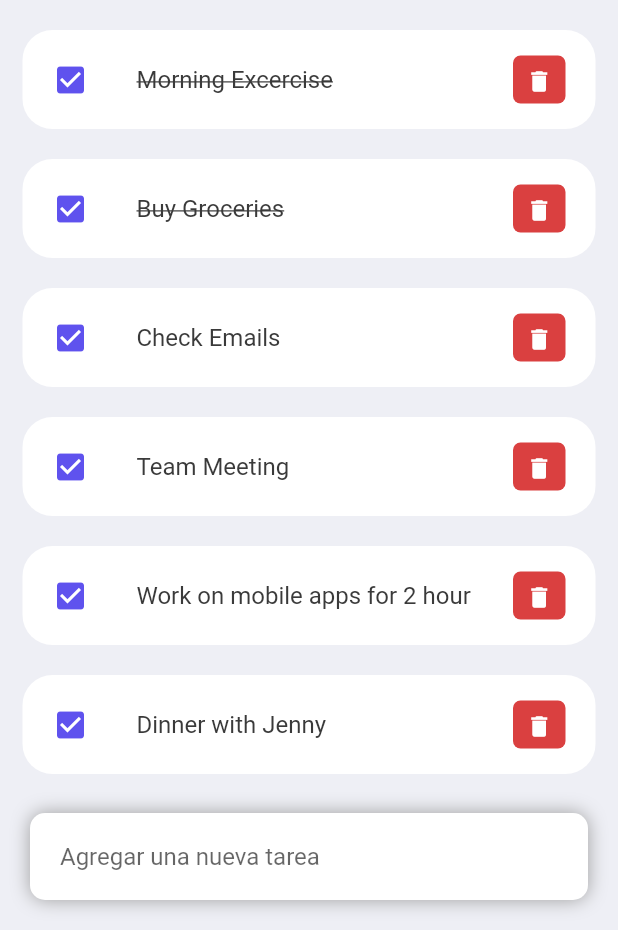
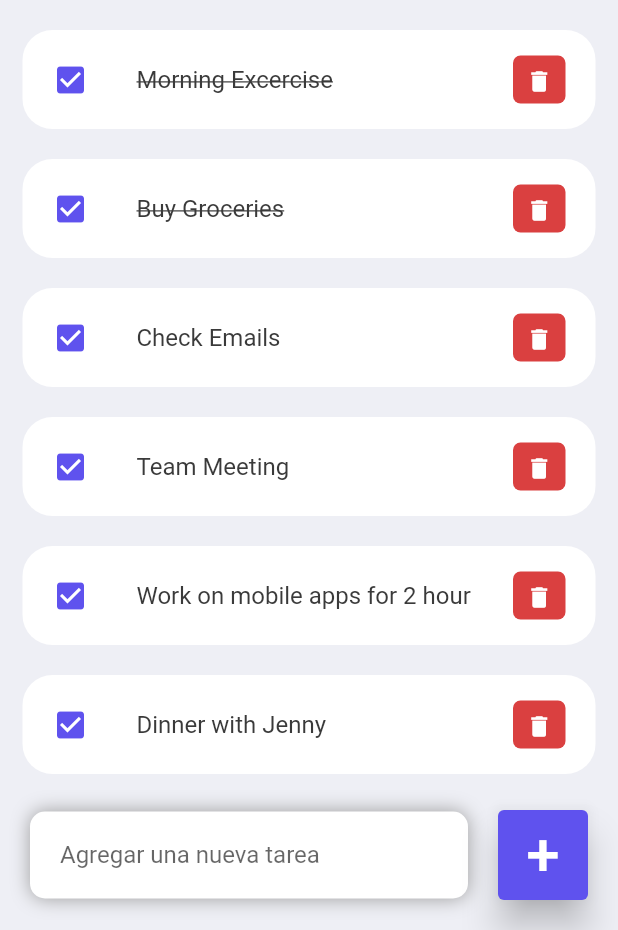
Before and after one commit to emmaprofemx/ToDoApp-Flutter, a Flutter app: the screen it shows after launch, on a phone screen of 412 x 824 dp, the part 306-1236 px from its top. Run offline on Flutter 3.47's test engine with Material 2 defaults, Android fonts, the phone set to English and light mode, and no system bars.

Commit message:
Boton para agregar tarea

```diff
--- a/lib/home.dart
+++ b/lib/home.dart
@@ -72,7 +72,26 @@ class Home extends StatelessWidget {
                   hintText: 'Agregar una nueva tarea' ,
                   border:  InputBorder.none
                 ),
-              ),))
+              ),)) ,
+              //Creacion del boton agregar
+
+            //Inico del botton
+            Container(
+              margin: EdgeInsets.only(
+                bottom: 20 ,
+                right: 20,
+              ),
+              child: ElevatedButton(
+                child: Text('+' , style: TextStyle(fontSize: 40 ,),),
+                onPressed: () {},
+                style: ElevatedButton.styleFrom(
+                  primary: tdBlue,
+                  minimumSize: Size(60, 60) ,
+                  elevation: 10,
+                ),
+                ),
+            )
+            //Fin del boton
             ],),
           ),
         ],
```
